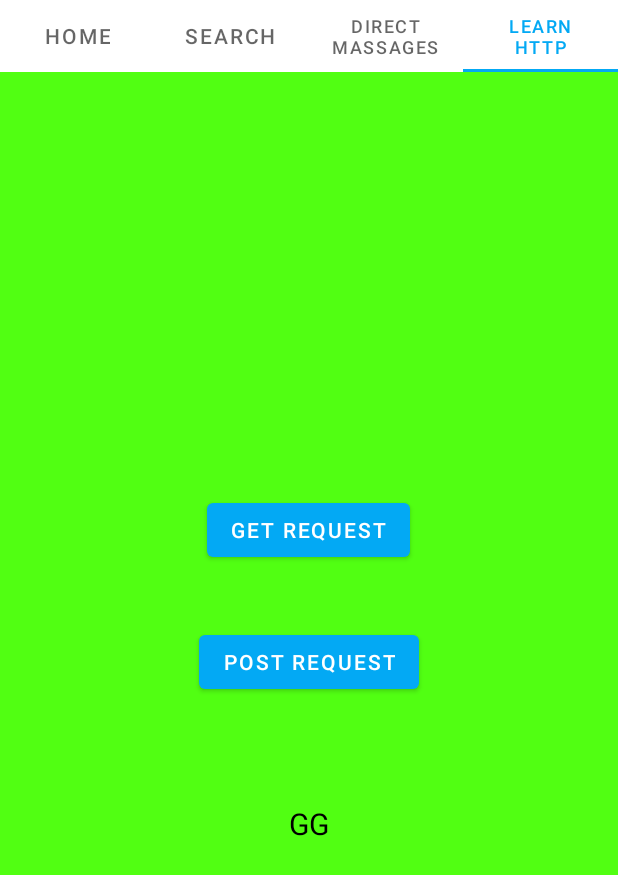
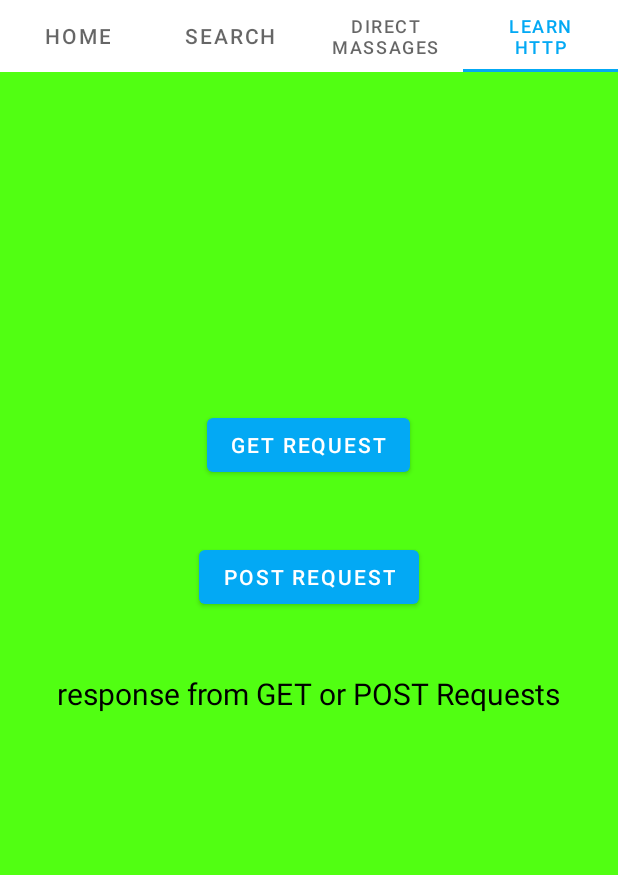
Before and after one commit to druce18/twitter_timeline, an Android app: the screen it shows after launch (MainActivity), tab 4 chosen, on a phone screen of 412 x 824 dp. Shown: the top 875 px of the screen. Run offline under Robolectric (Android 15) with nearby library versions, the phone set to English and light mode, and no system bars.

Commit message:
HT_12 http

```diff
--- a/app/src/main/AndroidManifest.xml
+++ b/app/src/main/AndroidManifest.xml
@@ -1,13 +1,11 @@
 <?xml version="1.0" encoding="utf-8"?>
 <manifest xmlns:android="http://schemas.android.com/apk/res/android"
-    xmlns:tools="http://schemas.android.com/tools"
     package="by.twitter">
 
     <application
         android:allowBackup="true"
         android:icon="@drawable/ic_twitter"
         android:label="@string/app_name"
-        android:networkSecurityConfig="@xml/network_security_config"
         android:roundIcon="@drawable/ic_twitter"
         android:supportsRtl="false"
         android:theme="@style/AppTheme">
@@ -20,4 +18,7 @@
         </activity>
     </application>
 
+    <uses-permission android:name="android.permission.INTERNET" />
+    <uses-permission android:name="android.permission.ACCESS_NETWORK_STATE" />
+
 </manifest>
--- a/app/src/main/res/layout/fragment_http.xml
+++ b/app/src/main/res/layout/fragment_http.xml
@@ -11,7 +11,6 @@
         android:layout_width="wrap_content"
         android:layout_height="wrap_content"
         android:layout_gravity="center"
-        android:layout_margin="20dp"
         android:text="GET Request" />
 
     <com.google.android.material.button.MaterialButton
@@ -19,15 +18,15 @@
         android:layout_width="wrap_content"
         android:layout_height="wrap_content"
         android:layout_gravity="center"
-        android:layout_margin="20dp"
+        android:layout_margin="40dp"
         android:text="POST Request" />
 
     <com.google.android.material.textview.MaterialTextView
         android:id="@+id/httpTextView"
         android:layout_width="wrap_content"
-        android:layout_height="wrap_content"
-        android:layout_marginTop="50dp"
-        android:text="GG"
+        android:layout_height="150dp"
+        android:layout_gravity="center"
+        android:text="response from GET or POST Requests"
         android:textColor="@color/black"
         android:textSize="20sp" />
 
--- a/app/src/main/res/xml/network_security_config.xml
+++ /dev/null
@@ -1,6 +0,0 @@
-<?xml version="1.0" encoding="utf-8"?>
-<network-security-config>
-    <domain-config cleartextTrafficPermitted="true">
-        <domain includeSubdomains="true">httpbin.org</domain>
-    </domain-config>
-</network-security-config>
```
Also changed, not shown: app/src/main/java/by/twitter/ui/http/LearnHttpFragment.kt (+37 -3 lines).
